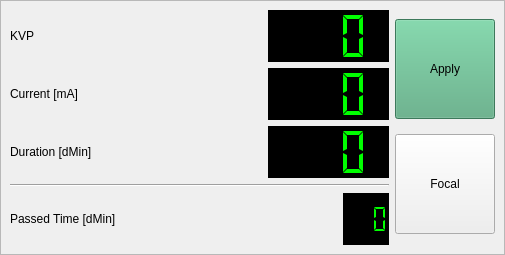
This is plugins/GulmayGenerator/protocoladjustmentwidget.ui in altaybrusan/ibex as Qt 5 draws it before an edit. The edited form follows.
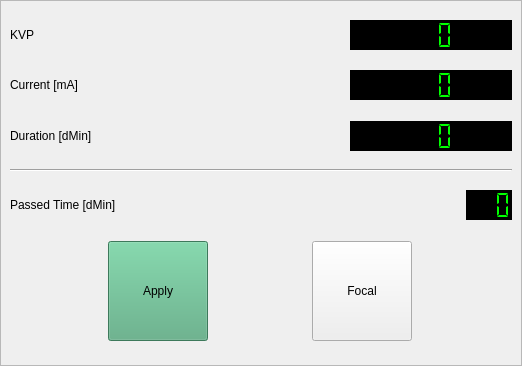
This is the edited form. Icons and pictures are not drawn. Custom widgets are drawn as their Qt base class.

Diff of the .ui file:
```diff
--- a/plugins/GulmayGenerator/protocoladjustmentwidget.ui
+++ b/plugins/GulmayGenerator/protocoladjustmentwidget.ui
@@ -6,8 +6,8 @@
    <rect>
     <x>0</x>
     <y>0</y>
-    <width>505</width>
-    <height>255</height>
+    <width>522</width>
+    <height>366</height>
    </rect>
   </property>
   <property name="windowTitle">
@@ -37,7 +37,7 @@
      <property name="frameShadow">
       <enum>QFrame::Sunken</enum>
      </property>
-     <layout class="QHBoxLayout" name="horizontalLayout">
+     <layout class="QHBoxLayout" name="horizontalLayout_6">
       <item>
        <layout class="QVBoxLayout" name="verticalLayout">
         <item>
@@ -75,6 +75,12 @@
           </item>
           <item>
            <widget class="QLCDNumber" name="kvpLcd">
+            <property name="sizePolicy">
+             <sizepolicy hsizetype="Minimum" vsizetype="Fixed">
+              <horstretch>0</horstretch>
+              <verstretch>0</verstretch>
+             </sizepolicy>
+            </property>
             <property name="minimumSize">
              <size>
               <width>0</width>
@@ -103,6 +109,22 @@
           </item>
          </layout>
         </item>
+        <item>
+         <spacer name="verticalSpacer">
+          <property name="orientation">
+           <enum>Qt::Vertical</enum>
+          </property>
+          <property name="sizeType">
+           <enum>QSizePolicy::Fixed</enum>
+          </property>
+          <property name="sizeHint" stdset="0">
+           <size>
+            <width>20</width>
+            <height>4</height>
+           </size>
+          </property>
+         </spacer>
+        </item>
         <item>
          <layout class="QHBoxLayout" name="horizontalLayout_2">
           <item>
@@ -138,6 +160,12 @@
           </item>
           <item>
            <widget class="QLCDNumber" name="currentLcd">
+            <property name="sizePolicy">
+             <sizepolicy hsizetype="Minimum" vsizetype="Fixed">
+              <horstretch>0</horstretch>
+              <verstretch>0</verstretch>
+             </sizepolicy>
+            </property>
             <property name="minimumSize">
              <size>
               <width>0</width>
@@ -161,6 +189,22 @@
           </item>
          </layout>
         </item>
+        <item>
+         <spacer name="verticalSpacer_2">
+          <property name="orientation">
+           <enum>Qt::Vertical</enum>
+          </property>
+          <property name="sizeType">
+           <enum>QSizePolicy::Fixed</enum>
+          </property>
+          <property name="sizeHint" stdset="0">
+           <size>
+            <width>20</width>
+            <height>5</height>
+           </size>
+          </property>
+         </spacer>
+        </item>
         <item>
          <layout class="QHBoxLayout" name="horizontalLayout_3">
           <item>
@@ -203,6 +247,12 @@
           </item>
           <item>
            <widget class="QLCDNumber" name="durationLcd">
+            <property name="sizePolicy">
+             <sizepolicy hsizetype="Minimum" vsizetype="Fixed">
+              <horstretch>0</horstretch>
+              <verstretch>0</verstretch>
+             </sizepolicy>
+            </property>
             <property name="minimumSize">
              <size>
               <width>0</width>
@@ -226,6 +276,22 @@
           </item>
          </layout>
         </item>
+        <item>
+         <spacer name="verticalSpacer_3">
+          <property name="orientation">
+           <enum>Qt::Vertical</enum>
+          </property>
+          <property name="sizeType">
+           <enum>QSizePolicy::Fixed</enum>
+          </property>
+          <property name="sizeHint" stdset="0">
+           <size>
+            <width>20</width>
+            <height>2</height>
+           </size>
+          </property>
+         </spacer>
+        </item>
         <item>
          <widget class="Line" name="line">
           <property name="orientation">
@@ -233,6 +299,22 @@
           </property>
          </widget>
         </item>
+        <item>
+         <spacer name="verticalSpacer_4">
+          <property name="orientation">
+           <enum>Qt::Vertical</enum>
+          </property>
+          <property name="sizeType">
+           <enum>QSizePolicy::Fixed</enum>
+          </property>
+          <property name="sizeHint" stdset="0">
+           <size>
+            <width>20</width>
+            <height>2</height>
+           </size>
+          </property>
+         </spacer>
+        </item>
         <item>
          <layout class="QHBoxLayout" name="horizontalLayout_4">
           <item>
@@ -257,6 +339,12 @@
           </item>
           <item>
            <widget class="QLCDNumber" name="passedTimeLcd">
+            <property name="sizePolicy">
+             <sizepolicy hsizetype="Minimum" vsizetype="Fixed">
+              <horstretch>0</horstretch>
+              <verstretch>0</verstretch>
+             </sizepolicy>
+            </property>
             <property name="minimumSize">
              <size>
               <width>0</width>
@@ -280,16 +368,30 @@
           </item>
          </layout>
         </item>
-       </layout>
+        <item>
+         <spacer name="verticalSpacer_5">
+          <property name="orientation">
+           <enum>Qt::Vertical</enum>
+          </property>
+          <property name="sizeType">
+           <enum>QSizePolicy::Fixed</enum>
+          </property>
+          <property name="sizeHint" stdset="0">
+           <size>
+            <width>20</width>
+            <height>5</height>
+           </size>
+          </property>
+         </spacer>
       </item>
       <item>
-       <layout class="QVBoxLayout" name="verticalLayout_2">
+         <layout class="QHBoxLayout" name="horizontalLayout">
         <item>
          <widget class="QToolButton" name="applyBtn">
           <property name="minimumSize">
            <size>
-            <width>100</width>
-            <height>100</height>
+              <width>0</width>
+              <height>0</height>
            </size>
           </property>
           <property name="maximumSize">
@@ -336,8 +438,8 @@
          <widget class="QToolButton" name="toggleFocalSpotBtn">
           <property name="minimumSize">
            <size>
-            <width>100</width>
-            <height>100</height>
+              <width>0</width>
+              <height>0</height>
            </size>
           </property>
           <property name="maximumSize">
@@ -374,6 +476,8 @@
        </layout>
       </item>
      </layout>
+      </item>
+     </layout>
     </widget>
    </item>
   </layout>
```
Left out of the diff: 8 changed lines with no effect on the pictures. Lines whose indentation alone changed are shown as unchanged.
